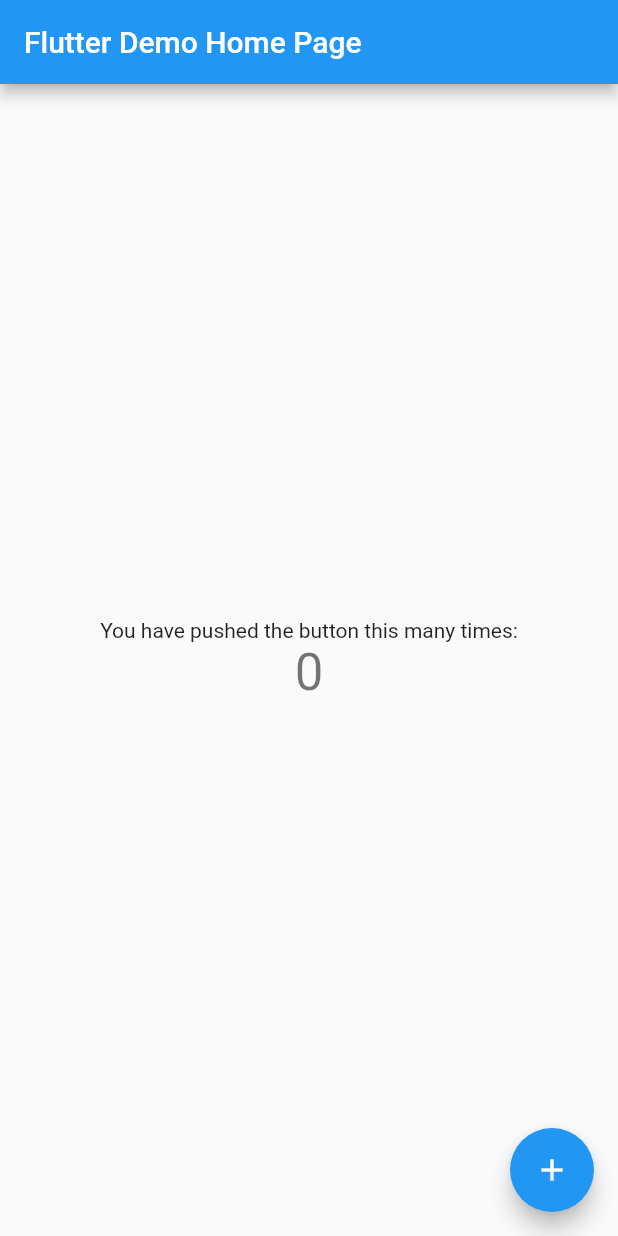
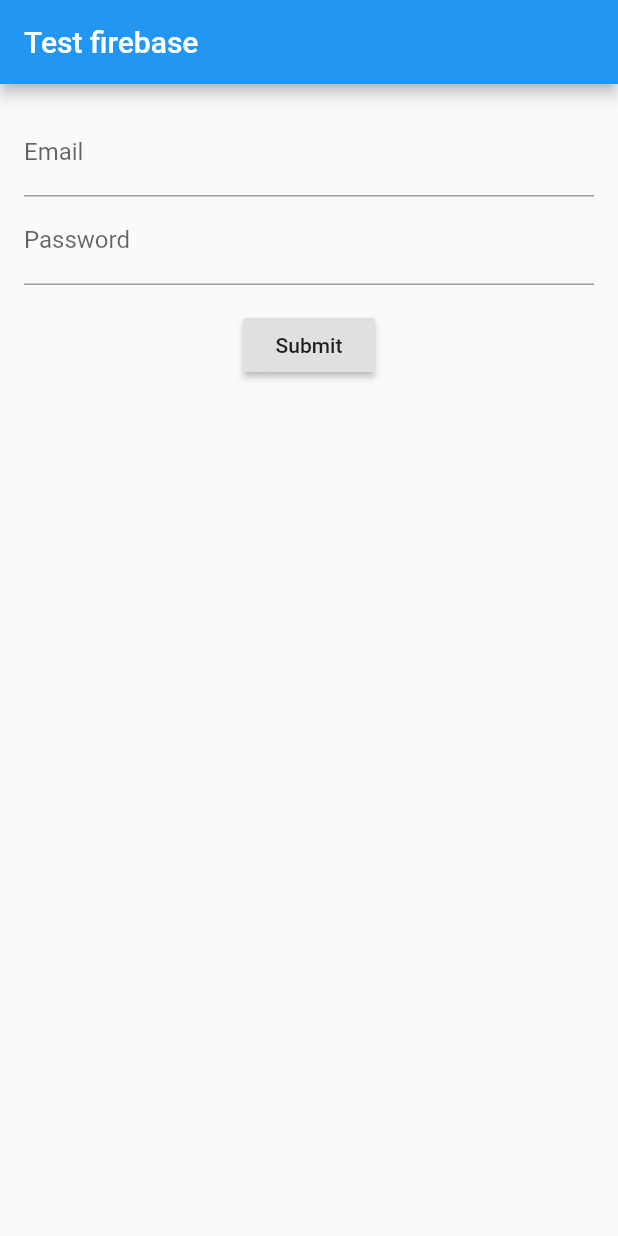
Before and after one commit to MikaHub/FlutterProjet, a Flutter app: the screen it shows after launch, on a phone screen of 412 x 824 dp. Run offline on Flutter 3.47's test engine with Material 2 defaults, Android fonts, the phone set to English and light mode, and no system bars; our stand-ins replace firebase_auth, firebase_core; accounts and stored records are empty.

Commit message:
createAccountUser with firebase

```diff
--- a/appFlutter/lib/main.dart
+++ b/appFlutter/lib/main.dart
@@ -1,117 +1,163 @@
 import 'package:flutter/material.dart';
+import 'package:firebase_auth/firebase_auth.dart';
+import 'package:firebase_core/firebase_core.dart';
 
-void main() {
+final GlobalKey<FormState> _formKey = GlobalKey<FormState>();
+final TextEditingController _emailUser = TextEditingController();
+final TextEditingController _passwordUser = TextEditingController();
+bool hasClick = false;
+String messageError;
+bool _success = false;
+String _userEmail;
+final FirebaseAuth _auth = FirebaseAuth.instance;
+
+void main() async {
+  WidgetsFlutterBinding.ensureInitialized();
+  await Firebase.initializeApp();
   runApp(MyApp());
 }
 
 class MyApp extends StatelessWidget {
-  // This widget is the root of your application.
   @override
   Widget build(BuildContext context) {
     return MaterialApp(
-      title: 'Flutter Demo',
-      theme: ThemeData(
-        // This is the theme of your application.
-        //
-        // Try running your application with "flutter run". You'll see the
-        // application has a blue toolbar. Then, without quitting the app, try
-        // changing the primarySwatch below to Colors.green and then invoke
-        // "hot reload" (press "r" in the console where you ran "flutter run",
-        // or simply save your changes to "hot reload" in a Flutter IDE).
-        // Notice that the counter didn't reset back to zero; the application
-        // is not restarted.
-        primarySwatch: Colors.blue,
-        // This makes the visual density adapt to the platform that you run
-        // the app on. For desktop platforms, the controls will be smaller and
-        // closer together (more dense) than on mobile platforms.
-        visualDensity: VisualDensity.adaptivePlatformDensity,
-      ),
-      home: MyHomePage(title: 'Flutter Demo Home Page'),
+      title: 'Firebase Auth Demo',
+      home: MyHomePage(),
     );
   }
 }
 
 class MyHomePage extends StatefulWidget {
-  MyHomePage({Key key, this.title}) : super(key: key);
-
-  // This widget is the home page of your application. It is stateful, meaning
-  // that it has a State object (defined below) that contains fields that affect
-  // how it looks.
-
-  // This class is the configuration for the state. It holds the values (in this
-  // case the title) provided by the parent (in this case the App widget) and
-  // used by the build method of the State. Fields in a Widget subclass are
-  // always marked "final".
-
-  final String title;
-
   @override
   _MyHomePageState createState() => _MyHomePageState();
 }
 
 class _MyHomePageState extends State<MyHomePage> {
-  int _counter = 0;
+  @override
+  Widget build(BuildContext context) {
+    return Scaffold(
+        appBar: AppBar(
+          title: Text('Test firebase'),
+        ),
+        body: Builder(
+          builder: (BuildContext context) {
+            return ListView(
+              scrollDirection: Axis.vertical,
+              padding: EdgeInsets.all(16),
+              children: [
+                RegisterEmail(),
+              ],
+            );
+          },
+        ));
+  }
+}
 
-  void _incrementCounter() {
-    setState(() {
-      // This call to setState tells the Flutter framework that something has
-      // changed in this State, which causes it to rerun the build method below
-      // so that the display can reflect the updated values. If we changed
-      // _counter without calling setState(), then the build method would not be
-      // called again, and so nothing would appear to happen.
-      _counter++;
-    });
+class RegisterEmail extends StatefulWidget {
+  @override
+  _RegisterEmailState createState() => _RegisterEmailState();
+}
+
+class _RegisterEmailState extends State<RegisterEmail> {
+  void dispose() {
+    _emailUser.dispose();
+    _passwordUser.dispose();
+    super.dispose();
   }
 
   @override
   Widget build(BuildContext context) {
-    // This method is rerun every time setState is called, for instance as done
-    // by the _incrementCounter method above.
-    //
-    // The Flutter framework has been optimized to make rerunning build methods
-    // fast, so that you can just rebuild anything that needs updating rather
-    // than having to individually change instances of widgets.
-    return Scaffold(
-      appBar: AppBar(
-        // Here we take the value from the MyHomePage object that was created by
-        // the App.build method, and use it to set our appbar title.
-        title: Text(widget.title),
+    return Form(
+      key: _formKey,
+      child: Column(
+        crossAxisAlignment: CrossAxisAlignment.start,
+        children: <Widget>[
+          TextFormField(
+            controller: _emailUser,
+            onSaved: (input) => _emailUser.text = input,
+            decoration: const InputDecoration(labelText: 'Email'),
+            validator: (String value) {
+              if (value.isEmpty) {
+                return 'Please enter some text';
+              }
+              return null;
+            },
+          ),
+          TextFormField(
+            controller: _passwordUser,
+            onSaved: (input) => _passwordUser.text = input,
+            decoration: const InputDecoration(labelText: 'Password'),
+            validator: (String value) {
+              if (value.isEmpty) {
+                return 'Please enter some text';
+              }
+              return null;
+            },
+          ),
+          Container(
+            padding: const EdgeInsets.symmetric(vertical: 16.0),
+            alignment: Alignment.center,
+            child: RaisedButton(
+              onPressed: () async {
+                if (_formKey.currentState.validate()) {
+                  hasClick = true;
+                  _register();
+                }
+              },
+              child: const Text('Submit'),
+            ),
+          ),
+          Container(
+            alignment: Alignment.center,
+            child: hasClick ? Text(messageError) : Text(''),
+          )
+        ],
       ),
-      body: Center(
-        // Center is a layout widget. It takes a single child and positions it
-        // in the middle of the parent.
-        child: Column(
-          // Column is also a layout widget. It takes a list of children and
-          // arranges them vertically. By default, it sizes itself to fit its
-          // children horizontally, and tries to be as tall as its parent.
-          //
-          // Invoke "debug painting" (press "p" in the console, choose the
-          // "Toggle Debug Paint" action from the Flutter Inspector in Android
-          // Studio, or the "Toggle Debug Paint" command in Visual Studio Code)
-          // to see the wireframe for each widget.
-          //
-          // Column has various properties to control how it sizes itself and
-          // how it positions its children. Here we use mainAxisAlignment to
-          // center the children vertically; the main axis here is the vertical
-          // axis because Columns are vertical (the cross axis would be
-          // horizontal).
-          mainAxisAlignment: MainAxisAlignment.center,
-          children: <Widget>[
-            Text(
-              'You have pushed the button this many times:',
-            ),
-            Text(
-              '$_counter',
-              style: Theme.of(context).textTheme.headline4,
-            ),
-          ],
-        ),
-      ),
-      floatingActionButton: FloatingActionButton(
-        onPressed: _incrementCounter,
-        tooltip: 'Increment',
-        child: Icon(Icons.add),
-      ), // This trailing comma makes auto-formatting nicer for build methods.
     );
   }
+
+  void _register() async {
+    if (_passwordUser.text.length < 6) {
+      setState(() {
+        messageError = 'Password must be 6 length minimum';
+      });
+    }
+    final User user = (await _auth.createUserWithEmailAndPassword(
+      email: _emailUser.text,
+      password: _passwordUser.text,
+    ))
+        .user;
+    try {
+      await user.sendEmailVerification();
+    } catch (e) {
+      print(e);
+    }
+
+    print(user);
+    if (user != null) {
+      setState(() {
+        _success = true;
+        _userEmail = _emailUser.text;
+        messageError = 'TRUE REGISTER';
+        _emailUser.text = '';
+        _passwordUser.text = '';
+      });
+    } else {
+      setState(() {
+        messageError = 'FALSE REGISTER';
+        _success = false;
+        print('Aie');
+      });
+    }
+
+    if (_success) {
+      setState(() {
+        messageError = 'Compte good';
+      });
+    } else {
+      setState(() {
+        messageError = 'Error acc';
+      });
+    }
+  }
 }
--- a/appFlutter/pubspec.yaml
+++ b/appFlutter/pubspec.yaml
@@ -32,6 +32,9 @@ dependencies:
 dev_dependencies:
   flutter_test:
     sdk: flutter
+  firebase_core: ^0.5.1
+  firebase_database: ^4.2.0
+  firebase_auth: ^0.18.2
 
 # For information on the generic Dart part of this file, see the
 # following page: https://dart.dev/tools/pub/pubspec
```
Also changed, not shown: appFlutter/pubspec.lock, 8 other files.
